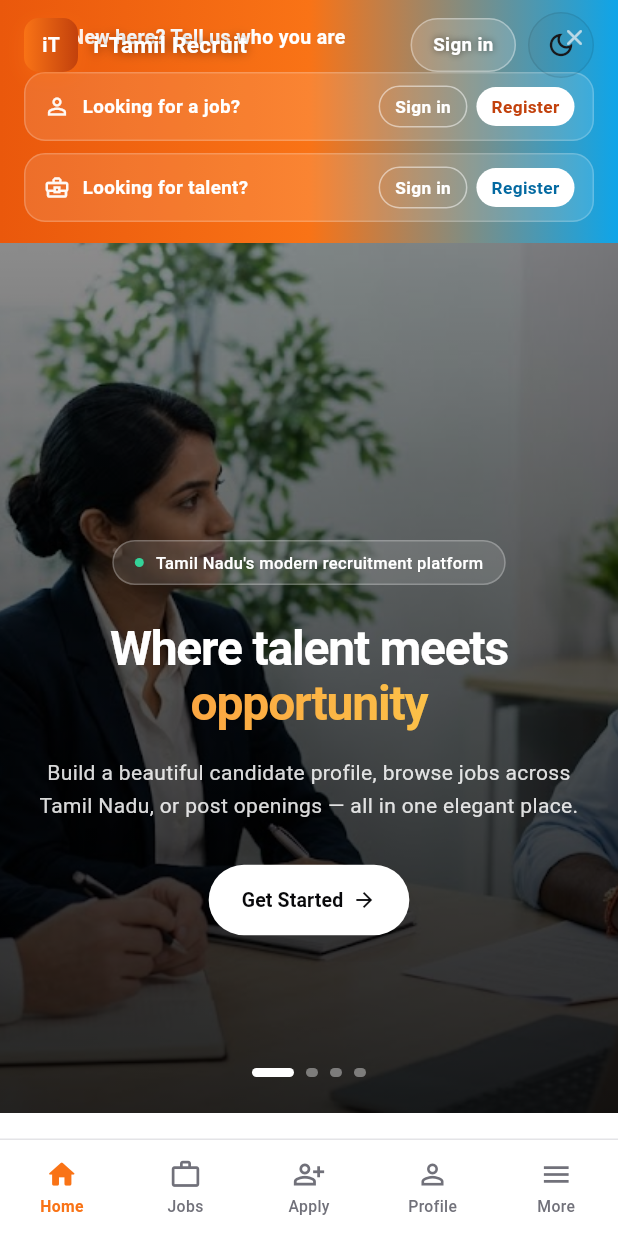
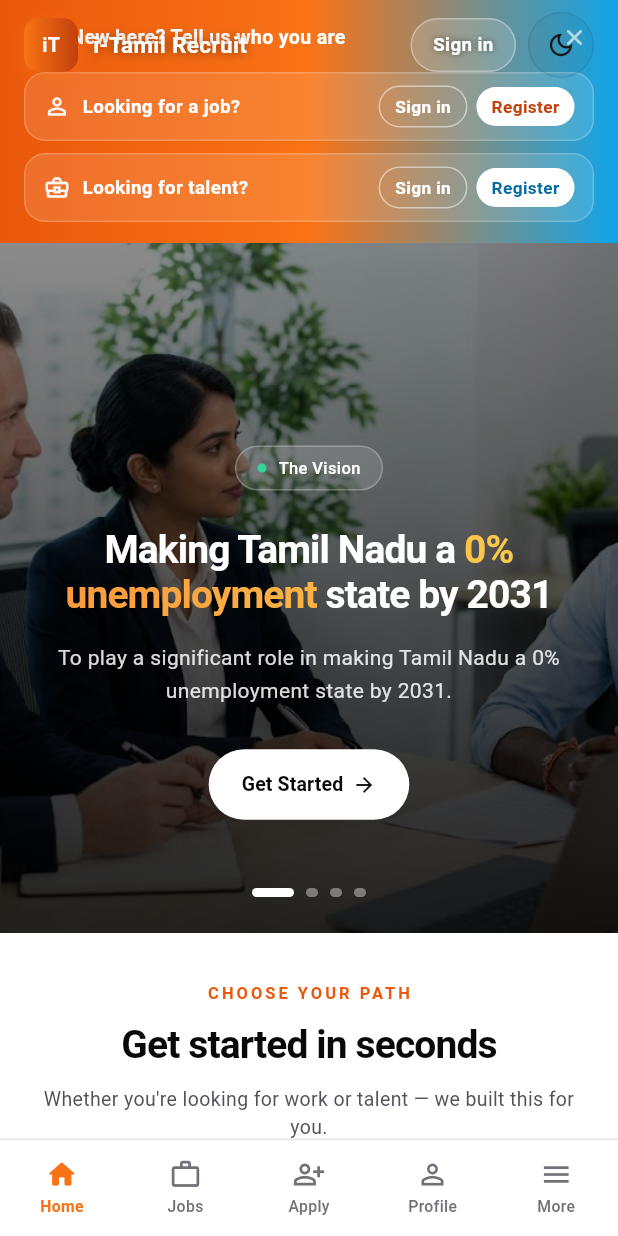
Before and after one commit to Nadanalogaa/Imerit, a Flutter app: the first screen one second after launch, on a phone screen of 412 x 824 dp. Run offline on Flutter 3.47's test engine with Material 3 defaults, Android fonts, the phone set to English and light mode, and no system bars; our stand-ins replace flutter_map, flutter_riverpod, flutter_svg, go_router, image_picker, latlong2 and 1 more.

Commit message:
Landing hero: Vision + Mission slides + shorter section
Slide 1 (Vision)
  "To play a significant role in making Tamil Nadu a 0% unemployment
  state by 2031."

Slide 2 (Mission)
  "To empower job aspirants and youth by facilitating training and
  placing them in the right jobs near to their home locations."

Slides 3 + 4 (freshers/internship, post-free/subscribe-only) unchanged.

Section height pulled in so the Entry Cards (Start as Candidate /
Employer) appear higher on first paint:
  - web: h-[640px] md:h-[720px] → h-[460px] sm:h-[500px] md:h-[560px]
  - mobile: SizedBox 580 → 460; vertical padding 80/60 → 48/48
Both: headline + body font sizes dropped a notch to stay balanced
inside the smaller frame.

Co-Authored-By: Claude Opus 4.7 <noreply@anthropic.com>

```diff
--- a/mobile/lib/widgets/landing/hero_carousel.dart
+++ b/mobile/lib/widgets/landing/hero_carousel.dart
@@ -23,23 +23,23 @@ class HeroSlide {
 const slides = <HeroSlide>[
   HeroSlide(
     bg: 'assets/images/background-04.jpg',
-    eyebrow: "Tamil Nadu's modern recruitment platform",
-    titleStart: 'Where talent meets ',
-    titleAccent: 'opportunity',
-    titleEnd: '',
+    eyebrow: 'The Vision',
+    titleStart: 'Making Tamil Nadu a ',
+    titleAccent: '0% unemployment',
+    titleEnd: ' state by 2031',
     accentColors: [Color(0xFFFB923C), Color(0xFFFCD34D)],
     description:
-        'Build a beautiful candidate profile, browse jobs across Tamil Nadu, or post openings — all in one elegant place.',
+        'To play a significant role in making Tamil Nadu a 0% unemployment state by 2031.',
   ),
   HeroSlide(
     bg: 'assets/images/background-02.jpg',
-    eyebrow: 'Every field. Every district.',
-    titleStart: 'Built for every ',
-    titleAccent: 'Tamil Nadu professional',
+    eyebrow: 'The Mission',
+    titleStart: 'Train, place, and ',
+    titleAccent: 'empower the youth',
     titleEnd: '',
     accentColors: [Color(0xFF6EE7B7), Color(0xFF67E8F9)],
     description:
-        'IT, HR, Sales, Finance, BPO, voice process, supply chain, vocational trades — every field belongs here. We don\'t favor one.',
+        'To empower job aspirants and youth by facilitating training and placing them in the right jobs near to their home locations.',
   ),
   HeroSlide(
     bg: 'assets/images/background-03.jpg',
@@ -105,7 +105,7 @@ class _HeroCarouselState extends State<HeroCarousel> {
   @override
   Widget build(BuildContext context) {
     return SizedBox(
-      height: 580,
+      height: 460,
       child: Stack(
         fit: StackFit.expand,
         children: [
@@ -168,7 +168,7 @@ class _SlideContent extends StatelessWidget {
         ),
         SafeArea(
           child: Padding(
-            padding: const EdgeInsets.fromLTRB(24, 80, 24, 60),
+            padding: const EdgeInsets.fromLTRB(24, 48, 24, 48),
             child: Column(
               mainAxisAlignment: MainAxisAlignment.center,
               children: [
@@ -207,10 +207,10 @@ class _SlideContent extends StatelessWidget {
                   textAlign: TextAlign.center,
                   text: TextSpan(
                     style: const TextStyle(
-                      fontSize: 32,
+                      fontSize: 26,
                       height: 1.15,
                       fontWeight: FontWeight.w600,
-                      letterSpacing: -0.8,
+                      letterSpacing: -0.6,
                       color: Colors.white,
                     ),
                     children: [
```
Also changed, not shown: 1 other file.
